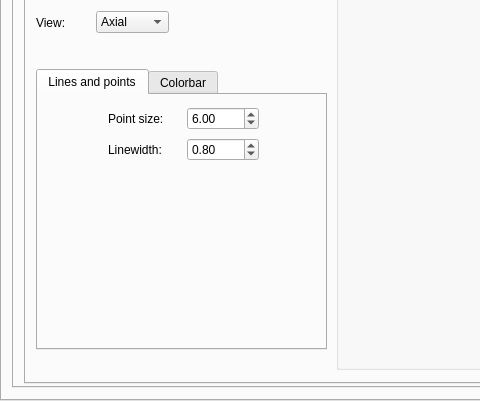
elodiepiot/CONTINUITY_all, file CONTINUITY_QC/interface_visualization.ui: the form before one commit; both pictures show x 0 to 480 and y 229 to 630 of the 1130 by 630 pixel window.
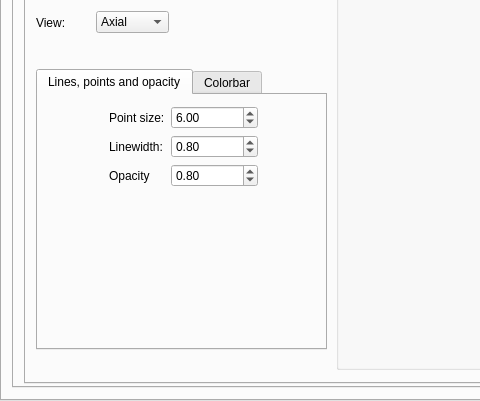
The form after the commit. The open tabs and pages were chosen to show the change.

The edit to the form file:
```diff
--- a/CONTINUITY_QC/interface_visualization.ui
+++ b/CONTINUITY_QC/interface_visualization.ui
@@ -2684,25 +2684,22 @@
         </property>
         <widget class="QWidget" name="tab_14">
          <attribute name="title">
-          <string>Lines and points</string>
+          <string>Lines, points and opacity</string>
          </attribute>
          <widget class="QWidget" name="layoutWidget">
           <property name="geometry">
            <rect>
-            <x>70</x>
-            <y>10</y>
-            <width>151</width>
-            <height>60</height>
+            <x>71</x>
+            <y>11</y>
+            <width>149</width>
+            <height>92</height>
            </rect>
           </property>
-          <layout class="QGridLayout" name="gridLayout_9">
-           <item row="1" column="1">
-            <widget class="QDoubleSpinBox" name="linewidth_3D_spinBox">
-             <property name="singleStep">
-              <double>0.100000000000000</double>
-             </property>
-             <property name="value">
-              <double>0.800000000000000</double>
+          <layout class="QFormLayout" name="formLayout_3">
+           <item row="0" column="0">
+            <widget class="QLabel" name="label_35">
+             <property name="text">
+              <string>Point size:</string>
              </property>
             </widget>
            </item>
@@ -2723,10 +2720,30 @@
              </property>
             </widget>
            </item>
-           <item row="0" column="0">
-            <widget class="QLabel" name="label_35">
+           <item row="1" column="1">
+            <widget class="QDoubleSpinBox" name="linewidth_3D_spinBox">
+             <property name="singleStep">
+              <double>0.100000000000000</double>
+             </property>
+             <property name="value">
+              <double>0.800000000000000</double>
+             </property>
+            </widget>
+           </item>
+           <item row="2" column="0">
+            <widget class="QLabel" name="label_45">
              <property name="text">
-              <string>Point size:</string>
+              <string>Opacity</string>
+             </property>
+            </widget>
+           </item>
+           <item row="2" column="1">
+            <widget class="QDoubleSpinBox" name="opacity_3D_spinBox">
+             <property name="singleStep">
+              <double>0.100000000000000</double>
+             </property>
+             <property name="value">
+              <double>0.800000000000000</double>
              </property>
             </widget>
            </item>
```
Left out of the diff: 113 changed lines with no effect on the pictures.
